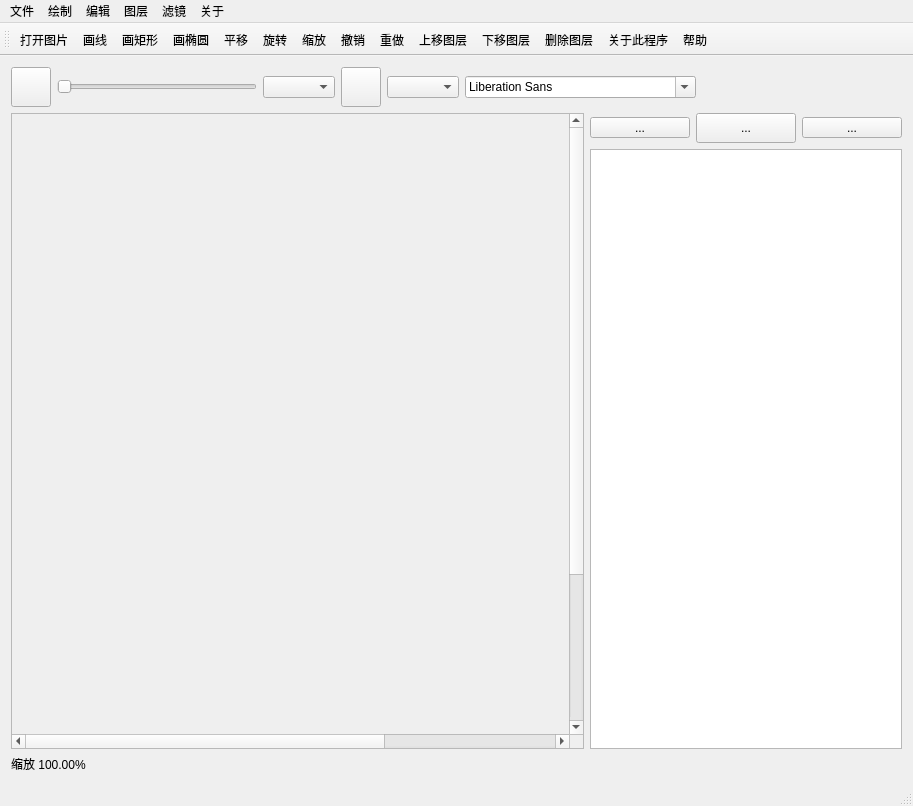
First picture: the form in src/View/mainwindow.ui, repository RayeRen/MiniPhotoShop, before the edit.
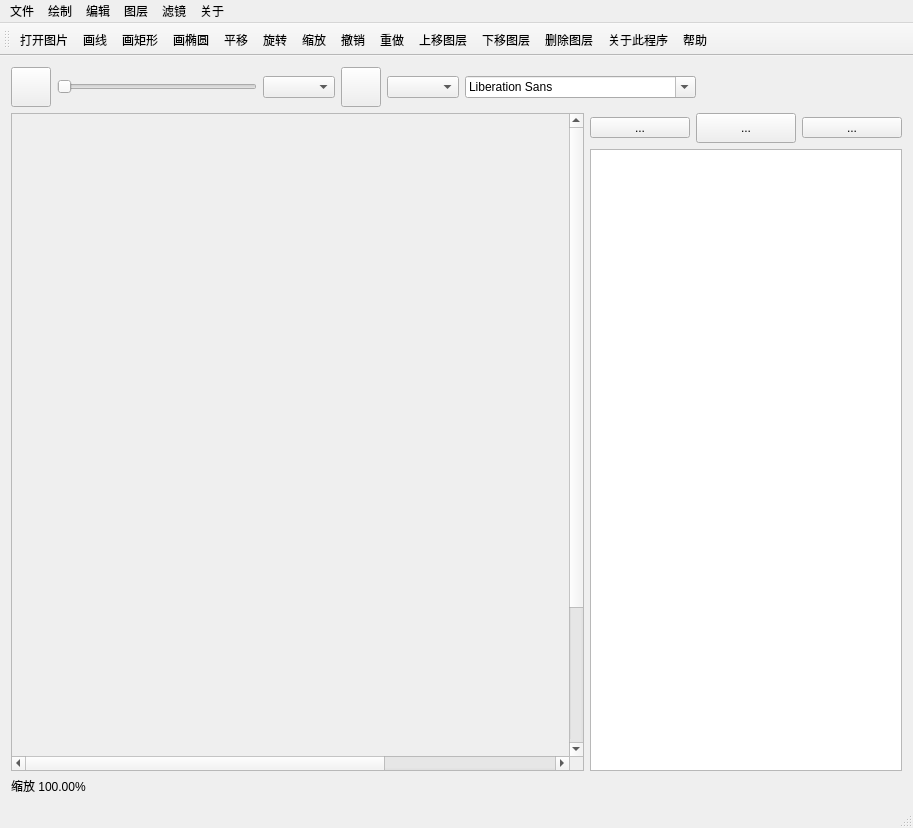
Second picture: the form after the edit. Icons and pictures are not drawn. Custom widgets are drawn as their Qt base class.

```diff
--- a/src/View/mainwindow.ui
+++ b/src/View/mainwindow.ui
@@ -7,7 +7,7 @@
     <x>0</x>
     <y>0</y>
     <width>913</width>
-    <height>806</height>
+    <height>828</height>
    </rect>
   </property>
   <property name="font">
```
Left out of the diff: 6 changed lines with no effect on the pictures.
